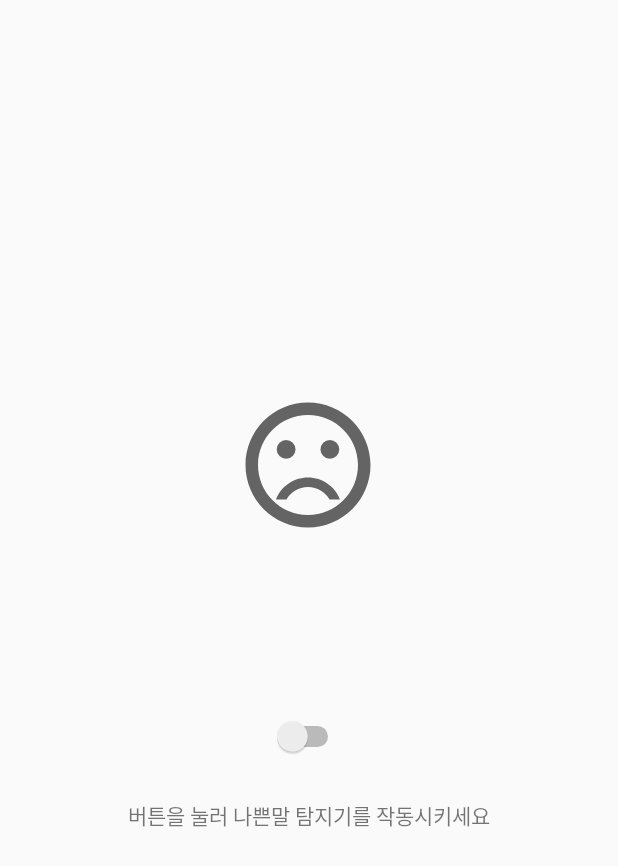
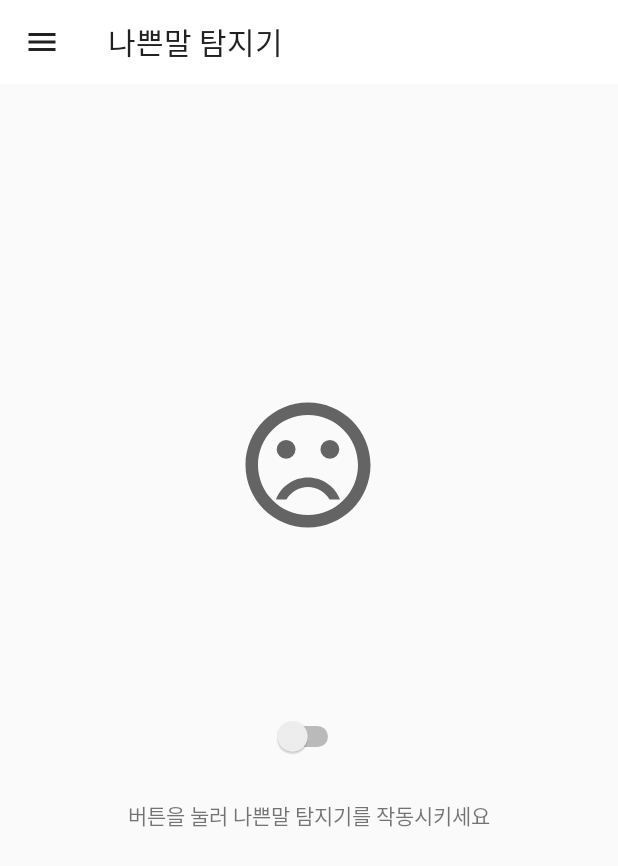
Before and after one commit to zzaebok/StopSwear, an Android app: the screen it shows after launch (MainActivity), on a phone screen of 412 x 824 dp. Shown: the top 866 px of the screen. Run offline under Robolectric (Android 15) with nearby library versions, the phone set to English and light mode, and no system bars; 1 statement that could not run was skipped.

Commit message:
update drawerlayout and sharedpreferences

```diff
--- a/android/app/src/main/java/com/kobeazz/stopswear/MainActivity.kt
+++ b/android/app/src/main/java/com/kobeazz/stopswear/MainActivity.kt
@@ -8,8 +8,12 @@ import android.util.Log
 import android.widget.ImageView
 import android.widget.Switch
 import android.widget.TextView
+import androidx.appcompat.app.ActionBarDrawerToggle
 import androidx.appcompat.app.AlertDialog
 import androidx.appcompat.app.AppCompatActivity
+import androidx.core.view.GravityCompat
+import androidx.drawerlayout.widget.DrawerLayout
+import com.google.android.material.navigation.NavigationView
 
 class MainActivity : AppCompatActivity() {
 
@@ -21,6 +25,8 @@ class MainActivity : AppCompatActivity() {
     override fun onCreate(savedInstanceState: Bundle?) {
         super.onCreate(savedInstanceState)
         setContentView(R.layout.activity_main)
+
+        initializeDrawer()
 
         findViewById<Switch>(R.id.onOffSwitch).setOnCheckedChangeListener { buttonView, isChecked ->
             if (isChecked) {
@@ -51,6 +57,34 @@ class MainActivity : AppCompatActivity() {
             findViewById<ImageView>(R.id.onOffImage).setImageResource(R.drawable.ic_baseline_sentiment_very_dissatisfied_24)
             findViewById<Switch>(R.id.onOffSwitch).setChecked(false)
         }
+    }
+
+    override fun onBackPressed() {
+        val drawer = findViewById<DrawerLayout>(R.id.drawerLayout)
+        if (drawer.isDrawerOpen(GravityCompat.START)) {
+            drawer.closeDrawer(GravityCompat.START);
+        } else {
+            super.onBackPressed();
+        }
+    }
+
+    fun initializeDrawer() {
+        setSupportActionBar(findViewById(R.id.toolbar))
+        supportActionBar!!.setDisplayHomeAsUpEnabled(true)
+        supportActionBar!!.setHomeAsUpIndicator(R.drawable.ic_baseline_menu_24)
+
+        val drawer = findViewById<DrawerLayout>(R.id.drawerLayout)
+        val navigationView = findViewById<NavigationView>(R.id.navigationView)
+
+        val actionBarDrawerToggle = ActionBarDrawerToggle(
+            this,
+            findViewById(R.id.drawerLayout),
+            findViewById(R.id.toolbar),
+            R.string.serviceOn,
+            R.string.serviceOff
+        )
+
+        findViewById<DrawerLayout>(R.id.drawerLayout).addDrawerListener(actionBarDrawerToggle)
     }
 
     fun checkAccessibilityPermission(): Boolean {
--- a/android/app/src/main/java/com/kobeazz/stopswear/SwearClassifier.kt
+++ b/android/app/src/main/java/com/kobeazz/stopswear/SwearClassifier.kt
@@ -13,6 +13,7 @@ import java.nio.ByteBuffer
 import java.nio.channels.FileChannel
 
 class SwearClassifier(private val context: Context) {
+    val dataManager: DataManager
     val vocabList: List<Char>
     val vocabDict: HashMap<Char, Int>
     private var interpreter: Interpreter? = null
@@ -31,6 +32,7 @@ class SwearClassifier(private val context: Context) {
 
     init {
         Log.d(TAG, "SwearClassifier initialized")
+        dataManager = DataManager(context)
         jamo = Jamo(context)
         vocabList = listOf('ㄷ', 'ㅏ', 'ㄴ', 'ㄱ', 'ㅜ', 'ㅎ', 'ㄹ', 'ㅇ', 'ㅂ', 'ㅓ', 'ㅈ', 'ㅣ', ' ',
                 'ㅡ', 'ㅢ', 'ㅁ', 'ㅗ', 'ㅅ', 'ㅔ', 'ㅕ', 'ㅑ', ';', 'B', 'J', '.', 'P', 'G',
@@ -94,6 +96,7 @@ class SwearClassifier(private val context: Context) {
         val maxIndex = output[0].indices.maxBy { output[0][it] }
         if (maxIndex == 1) {
             Toast.makeText(context, "나쁜말!", Toast.LENGTH_SHORT).show()
+            dataManager.logSwearingTimes()
             val vibrator = context.getSystemService(Context.VIBRATOR_SERVICE) as Vibrator
             if (Build.VERSION.SDK_INT >= 26) {
                 vibrator.vibrate(VibrationEffect.createOneShot(500, 20))
--- /dev/null
+++ b/android/app/src/main/res/drawable/ic_baseline_menu_24.xml
@@ -0,0 +1,10 @@
+<vector xmlns:android="http://schemas.android.com/apk/res/android"
+    android:width="24dp"
+    android:height="24dp"
+    android:viewportWidth="24"
+    android:viewportHeight="24"
+    android:tint="?attr/colorControlNormal">
+  <path
+      android:fillColor="@android:color/white"
+      android:pathData="M3,18h18v-2L3,16v2zM3,13h18v-2L3,11v2zM3,6v2h18L21,6L3,6z"/>
+</vector>
--- a/android/app/src/main/res/layout/activity_main.xml
+++ b/android/app/src/main/res/layout/activity_main.xml
@@ -1,4 +1,12 @@
 <?xml version="1.0" encoding="utf-8"?>
+
+<androidx.drawerlayout.widget.DrawerLayout xmlns:android="http://schemas.android.com/apk/res/android"
+    xmlns:app="http://schemas.android.com/apk/res-auto"
+    android:id="@+id/drawerLayout"
+    android:layout_width="match_parent"
+    android:layout_height="match_parent"
+    android:fitsSystemWindows="true">
+
     <androidx.constraintlayout.widget.ConstraintLayout xmlns:android="http://schemas.android.com/apk/res/android"
         xmlns:app="http://schemas.android.com/apk/res-auto"
         xmlns:tools="http://schemas.android.com/tools"
@@ -6,6 +14,9 @@
         android:layout_height="match_parent"
         tools:context=".MainActivity">
 
+        <include
+            layout="@layout/toolbar"
+            android:id="@+id/toolbar"/>
 
         <TextView
             android:id="@+id/switchText"
@@ -42,3 +53,14 @@
             app:srcCompat="@drawable/ic_baseline_sentiment_very_dissatisfied_24" />
 
     </androidx.constraintlayout.widget.ConstraintLayout>
+
+    <com.google.android.material.navigation.NavigationView
+        android:id="@+id/navigationView"
+        android:layout_width="wrap_content"
+        android:layout_height="match_parent"
+        android:layout_gravity="start"
+        android:fitsSystemWindows="true"
+        app:headerLayout="@layout/main_nav_header"
+        app:menu="@menu/main_navigation"/>
+
+</androidx.drawerlayout.widget.DrawerLayout>
--- /dev/null
+++ b/android/app/src/main/res/layout/toolbar.xml
@@ -0,0 +1,12 @@
+<?xml version="1.0" encoding="utf-8"?>
+<androidx.appcompat.widget.Toolbar
+    xmlns:android="http://schemas.android.com/apk/res/android"
+    xmlns:app="http://schemas.android.com/apk/res-auto"
+    android:id="@+id/toolbar"
+    android:layout_width="match_parent"
+    android:layout_height="wrap_content"
+    android:background="@color/white"
+    android:theme="@style/ThemeOverlay.AppCompat.ActionBar"
+    app:popupTheme="@style/ThemeOverlay.AppCompat.Light">
+
+</androidx.appcompat.widget.Toolbar>
--- /dev/null
+++ b/android/app/src/main/res/menu/main_navigation.xml
@@ -0,0 +1,35 @@
+<?xml version="1.0" encoding="utf-8"?>
+<menu xmlns:android="http://schemas.android.com/apk/res/android">
+    <group android:checkableBehavior="single">
+        <item
+            android:id="@+id/account"
+            android:title="계정"
+            />
+        <item
+            android:id="@+id/star"
+            android:title="즐겨찾기"
+            />
+        <item
+            android:id="@+id/cart"
+
+            android:title="장바구니"
+            />
+    </group>
+    <group android:checkableBehavior="single">
+        <item
+            android:id="@+id/bug_report"
+
+            android:title="버그 리포트"
+            />
+        <item
+            android:id="@+id/setting"
+
+            android:title="설정"
+            />
+        <item
+            android:id="@+id/logout"
+
+            android:title="로그아웃"
+            />
+    </group>
+</menu>
--- a/android/app/src/main/res/values/strings.xml
+++ b/android/app/src/main/res/values/strings.xml
@@ -4,4 +4,5 @@
     <string name="accessibility_service_label">나쁜말 탐지기</string>
     <string name="serviceOn">나쁜말 탐지기가 작동하고 있습니다</string>
     <string name="serviceOff">버튼을 눌러 나쁜말 탐지기를 작동시키세요</string>
+    <string name="sharedPrefName">sharedFile</string>
 </resources>
```
Also changed, not shown: android/app/src/main/java/com/kobeazz/stopswear/DataManager.kt (added, +66 -0 lines), android/app/src/main/java/com/kobeazz/stopswear/StopSwearingService.kt (+11 -9 lines), android/app/src/main/res/layout/main_nav_header.xml (added, +41 -0 lines). Lines whose indentation alone changed are shown as unchanged.
